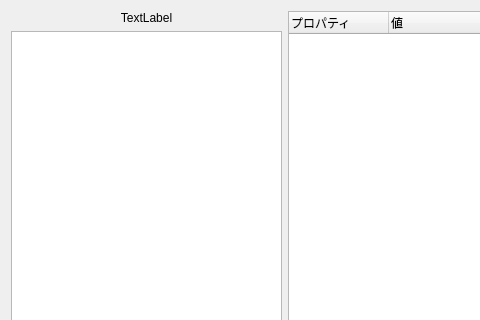
First picture: the form in ui/checkTetheredImageDialog.ui, repository yufujimoto/SurveyDataCollector, before the edit; both pictures show x 0 to 480 and y 0 to 320 of the 570 by 402 pixel window.
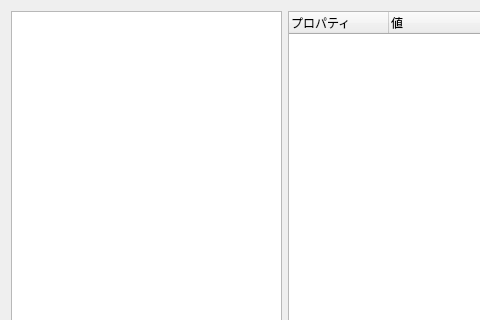
Second picture: the form after the edit.

Diff of the .ui file:
```diff
--- a/ui/checkTetheredImageDialog.ui
+++ b/ui/checkTetheredImageDialog.ui
@@ -24,16 +24,6 @@
        <property name="leftMargin">
         <number>0</number>
        </property>
-       <item>
-        <widget class="QLabel" name="image_panel">
-         <property name="text">
-          <string>TextLabel</string>
-         </property>
-         <property name="alignment">
-          <set>Qt::AlignCenter</set>
-         </property>
-        </widget>
-       </item>
        <item>
         <layout class="QHBoxLayout" name="horizontalLayout_2">
          <property name="topMargin">
```
